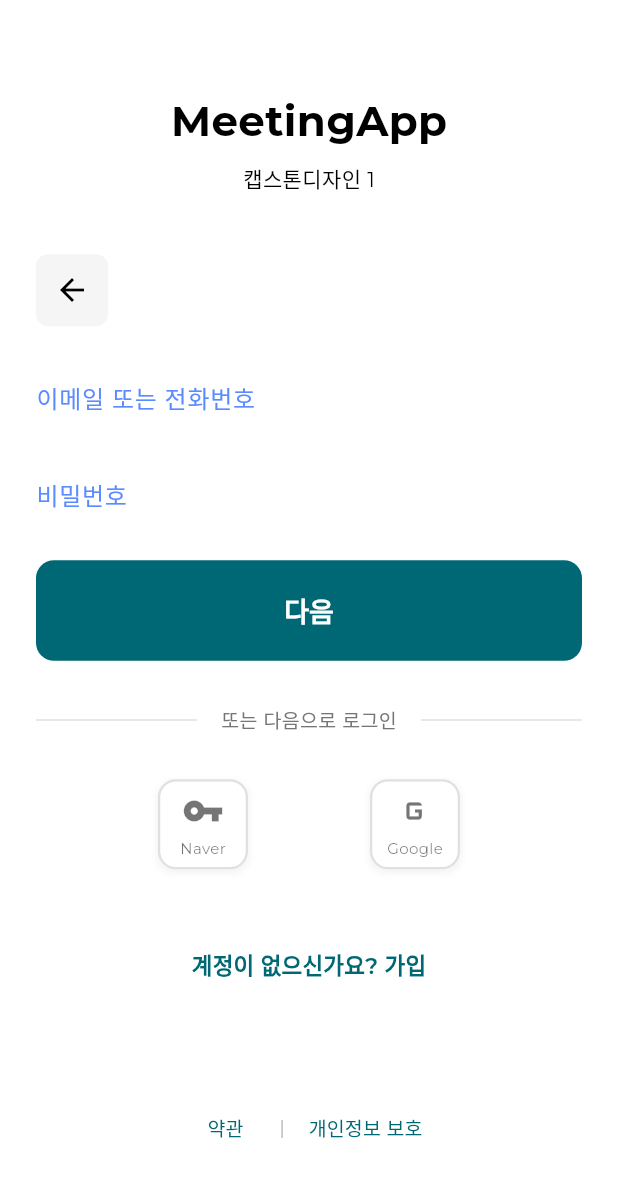
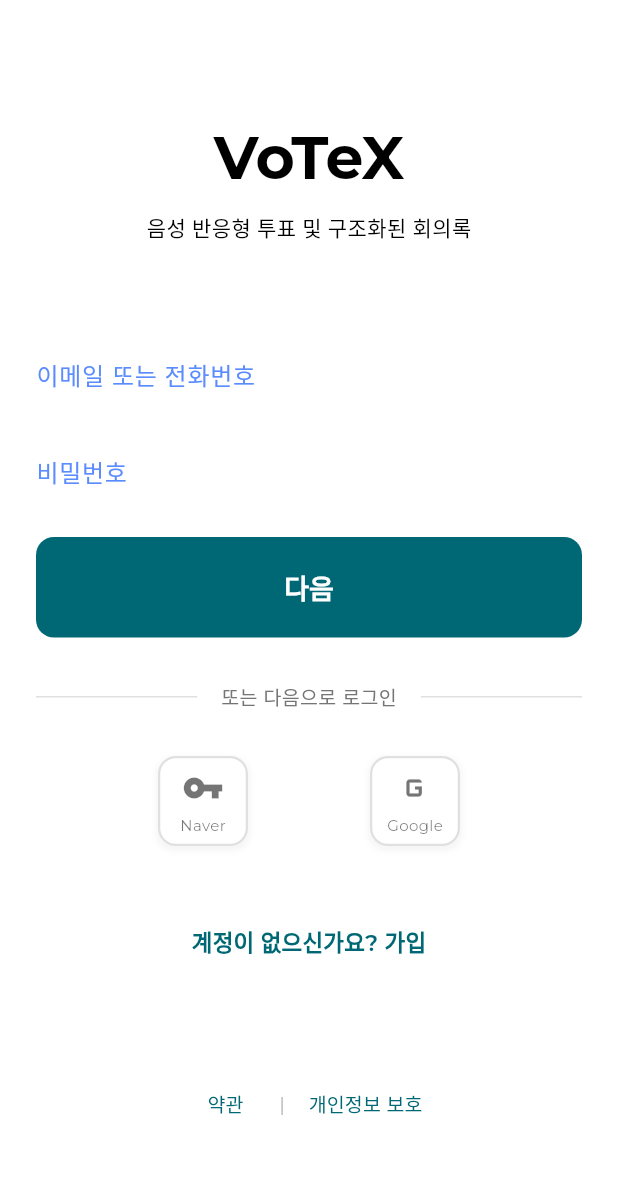
Before and after one commit to SUUGGIII/Capstone-project, a Flutter app: the screen it shows after launch, on a phone screen of 412 x 824 dp. Shown: the top 1177 px of the screen. Run offline on Flutter 3.47's test engine with Material 3 defaults, Android fonts, the phone set to English and light mode, and no system bars; our stand-ins replace dropdown_button2, flutter_svg, google_fonts, permission_handler, shared_preferences; missing offline and left inert: flutter_background, flutter_webrtc, livekit_client; accounts and stored records are empty.

Commit message:
발표용 수정

```diff
--- a/frontend/lib/home_page.dart
+++ b/frontend/lib/home_page.dart
@@ -54,7 +54,7 @@ class HomePage extends StatelessWidget {
                 children: [
                   const SizedBox(width: 8),
                   Text(
-                    'MeetingApp',
+                    'VoTeX',
                     style: TextStyle(
                       color: Theme.of(context).textTheme.titleLarge?.color,
                       fontSize: 18,
--- a/frontend/lib/main.dart
+++ b/frontend/lib/main.dart
@@ -28,6 +28,7 @@ class MyApp extends StatelessWidget {
   @override
   Widget build(BuildContext context) {
     return MaterialApp(
+      debugShowCheckedModeBanner: false,
       navigatorKey: navigatorKey,
       title: 'Meeting App',
       theme: LiveKitTheme().buildThemeData(context),
--- a/frontend/lib/pages/Rooms/create_room.dart
+++ b/frontend/lib/pages/Rooms/create_room.dart
@@ -269,12 +269,12 @@ class _CreateRoomPageState extends State<CreateRoomPage> {
   @override
   Widget build(BuildContext context) => Scaffold(
     appBar: AppBar(
-        title: const Text('New Meeting Settings'),
+        title: const Text('Join Meeting Room'),
         actions: [
           IconButton(
             icon: Icon(
               _isEmptyWindowMode ? Icons.visibility_off : Icons.visibility,
-              color: Colors.blue,
+              color: Colors.white,
             ),
             onPressed: () {
               setState(() {
--- a/frontend/lib/pages/Rooms/prejoin.dart
+++ b/frontend/lib/pages/Rooms/prejoin.dart
@@ -51,7 +51,7 @@ class _PreJoinPageState extends State<PreJoinPage> {
   StreamSubscription? _subscription;
 
   bool _busy = false;
-  bool _enableVideo = true;
+  bool _enableVideo = false;
   bool _enableAudio = true;
   LocalAudioTrack? _audioTrack;
   LocalVideoTrack? _videoTrack;
--- a/frontend/lib/pages/home_tab_page.dart
+++ b/frontend/lib/pages/home_tab_page.dart
@@ -39,7 +39,10 @@ class HomeTabPage extends StatelessWidget {
                   icon: Icons.add_box,
                   label: '참가',
                   color: const Color(0xFF0E71EB),
-                  onPressed: () => Provider.of<NavigationProvider>(context, listen: false).setSelectedIndex(1),
+                  onPressed: () => Navigator.push(
+                    context,
+                    MaterialPageRoute(builder: (context) => const CreateRoomPage()),
+                  ),
                 ),
                 const SizedBox(width: 16),
                 _buildActionButton(
--- a/frontend/lib/pages/login_page.dart
+++ b/frontend/lib/pages/login_page.dart
@@ -47,16 +47,16 @@ class _LoginPageState extends State<LoginPage> {
 
               const SizedBox(height: 12),
               Text(
-                'MeetingApp',
+                'VoTeX',
                 style: TextStyle(
-                  fontSize: 28,
+                  fontSize: 40,
                   fontWeight: FontWeight.bold,
                   color: Theme.of(context).textTheme.bodyLarge?.color,
                 ),
               ),
               const SizedBox(height: 8),
               Text(
-                '캡스톤디자인 1',
+                '음성 반응형 투표 및 구조화된 회의록',
                 style: TextStyle(
                   fontSize: 14,
                   color: Theme.of(context).textTheme.bodyMedium?.color,
@@ -69,11 +69,6 @@ class _LoginPageState extends State<LoginPage> {
                   decoration: BoxDecoration(
                     color: Colors.grey[100],
                     borderRadius: BorderRadius.circular(8.0),
-                  ),
-                  child: IconButton(
-                    icon: Icon(Icons.arrow_back, color: Theme.of(context).iconTheme.color),
-                    onPressed: () {},
-                    tooltip: '뒤로',
                   ),
                 ),
               ),
```
